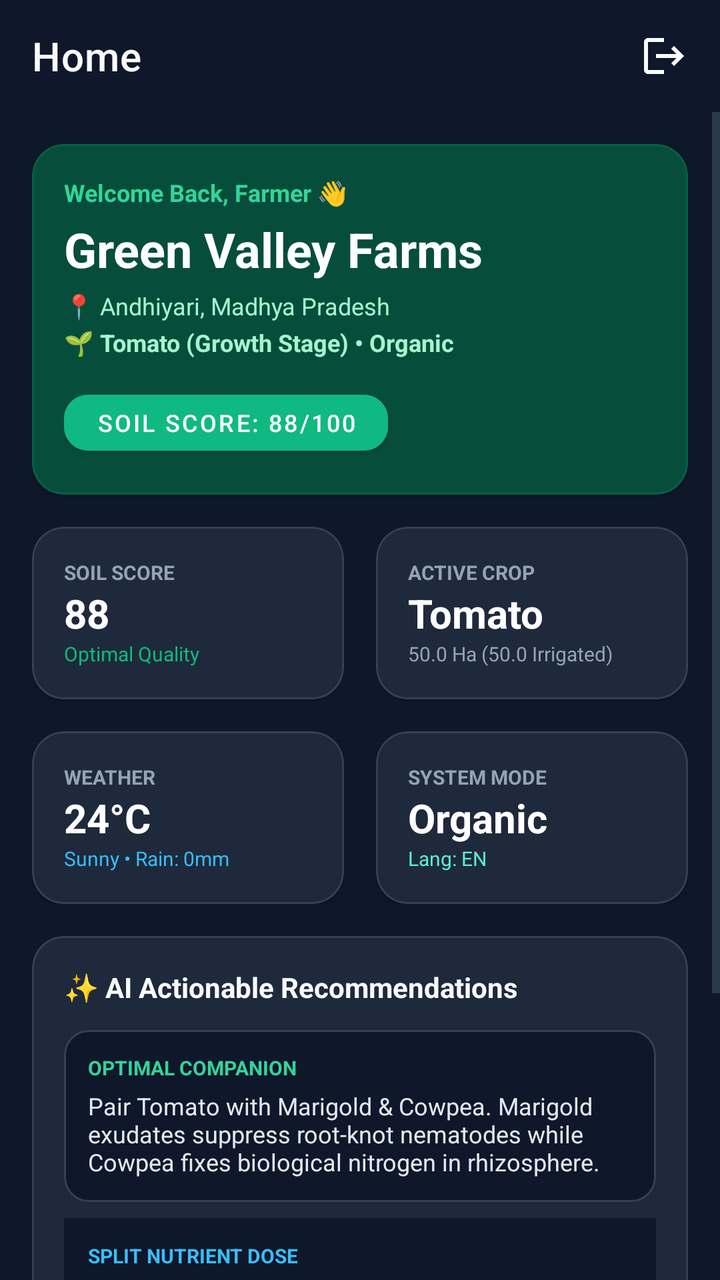
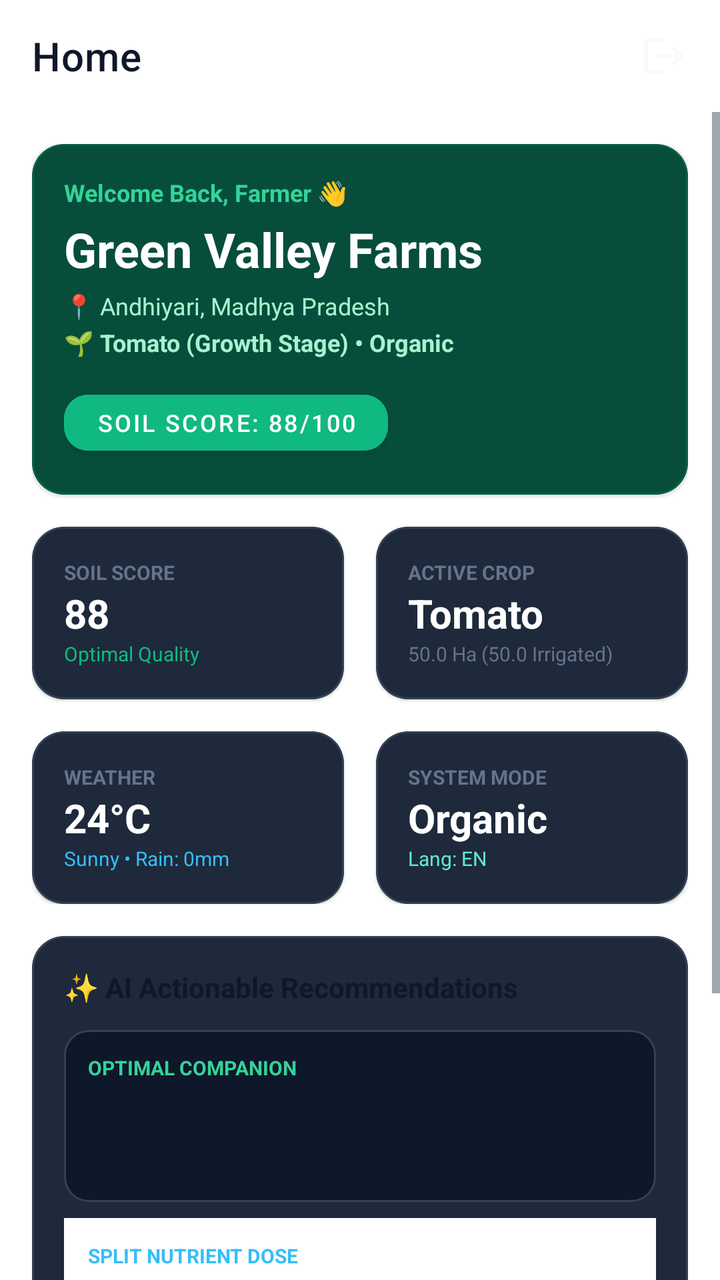

Two renders of the same Android screen: before a commit and after it. Below are the layout's source before the change and the commit's diff.
<!-- AndroidManifest.xml: application theme AppTheme -->
<!-- res/layout/fragment_dashboard.xml -->
<?xml version="1.0" encoding="utf-8"?>
<androidx.constraintlayout.widget.ConstraintLayout xmlns:android="http://schemas.android.com/apk/res/android"
    xmlns:app="http://schemas.android.com/apk/res-auto"
    android:layout_width="match_parent"
    android:layout_height="match_parent"
    android:background="#0f172a">

    <com.google.android.material.appbar.AppBarLayout
        android:id="@+id/appBarLayout"
        android:layout_width="match_parent"
        android:layout_height="wrap_content"
        android:background="#0f172a"
        app:elevation="0dp"
        app:layout_constraintTop_toTopOf="parent">

        <androidx.appcompat.widget.Toolbar
            android:id="@+id/toolbar"
            android:layout_width="match_parent"
            android:layout_height="?attr/actionBarSize"
            app:title="Home"
            app:titleTextColor="#f8fafc">
            
            <ImageView
                android:id="@+id/ivLogoutDashboard"
                android:layout_width="24dp"
                android:layout_height="24dp"
                android:layout_gravity="end"
                android:layout_marginEnd="16dp"
                android:src="@drawable/ic_logout" />
        </androidx.appcompat.widget.Toolbar>
    </com.google.android.material.appbar.AppBarLayout>

    <ScrollView
        android:layout_width="match_parent"
        android:layout_height="0dp"
        app:layout_constraintBottom_toTopOf="@id/bottomNavigation"
        app:layout_constraintTop_toBottomOf="@id/appBarLayout">

        <LinearLayout
            android:layout_width="match_parent"
            android:layout_height="wrap_content"
            android:orientation="vertical"
            android:padding="16dp">

            
            <com.google.android.material.card.MaterialCardView
                android:layout_width="match_parent"
                android:layout_height="wrap_content"
                android:layout_marginBottom="16dp"
                app:cardBackgroundColor="#064e3b"
                app:cardCornerRadius="16dp"
                app:strokeColor="#065f46"
                app:strokeWidth="1dp">

                <LinearLayout
                    android:layout_width="match_parent"
                    android:layout_height="wrap_content"
                    android:orientation="vertical"
                    android:padding="16dp">
                    
                    <TextView
                        android:layout_width="wrap_content"
                        android:layout_height="wrap_content"
                        android:text="Welcome Back, Farmer 👋"
                        android:textColor="#34d399"
                        android:textSize="12sp"
                        android:textStyle="bold" />

                    <TextView
                        android:id="@+id/tvFarmName"
                        android:layout_width="wrap_content"
                        android:layout_height="wrap_content"
                        android:text="Green Valley Farms"
                        android:textColor="#ffffff"
                        android:textSize="24sp"
                        android:textStyle="bold"
                        android:layout_marginTop="4dp" />

                    <TextView
                        android:id="@+id/tvLocation"
                        android:layout_width="wrap_content"
                        android:layout_height="wrap_content"
                        android:text="📍 Andhiyari, Madhya Pradesh"
                        android:textColor="#a7f3d0"
                        android:textSize="12sp"
                        android:layout_marginTop="4dp" />
                        
                    <TextView
                        android:id="@+id/tvBannerCrop"
                        android:layout_width="wrap_content"
                        android:layout_height="wrap_content"
                        android:text="🌱 Tomato (Growth Stage) • Organic"
                        android:textColor="#a7f3d0"
                        android:textStyle="bold"
                        android:textSize="12sp"
                        android:layout_marginTop="2dp" />

                    <Button
                        android:id="@+id/btnSoilScore"
                        android:layout_width="wrap_content"
                        android:layout_height="40dp"
                        android:layout_marginTop="12dp"
                        android:backgroundTint="#10b981"
                        android:text="Soil Score: 88/100"
                        android:textColor="#ffffff"
                        android:textSize="12sp"
                        app:cornerRadius="12dp" />
                </LinearLayout>
            </com.google.android.material.card.MaterialCardView>

            
            <GridLayout
                android:layout_width="match_parent"
                android:layout_height="wrap_content"
                android:columnCount="2"
                android:rowCount="2"
                android:layout_marginBottom="16dp">

                
                <com.google.android.material.card.MaterialCardView
                    android:layout_width="0dp"
                    android:layout_height="wrap_content"
                    android:layout_columnWeight="1"
                    android:layout_marginEnd="8dp"
                    android:layout_marginBottom="8dp"
                    app:cardBackgroundColor="#1e293b"
                    app:cardCornerRadius="16dp"
                    app:strokeColor="#334155"
                    app:strokeWidth="1dp">
                    <LinearLayout
                        android:layout_width="match_parent"
                        android:layout_height="wrap_content"
                        android:orientation="vertical"
                        android:padding="16dp">
                        <TextView
                            android:layout_width="wrap_content"
                            android:layout_height="wrap_content"
                            android:text="SOIL SCORE"
                            android:textColor="#94a3b8"
                            android:textSize="10sp"
                            android:textStyle="bold" />
                        <TextView
                            android:id="@+id/tvSoilScoreNum"
                            android:layout_width="wrap_content"
                            android:layout_height="wrap_content"
                            android:text="88"
                            android:textColor="#ffffff"
                            android:textSize="20sp"
                            android:textStyle="bold" />
                        <TextView
                            android:layout_width="wrap_content"
                            android:layout_height="wrap_content"
                            android:text="Optimal Quality"
                            android:textColor="#10b981"
                            android:textSize="10sp" />
                    </LinearLayout>
                </com.google.android.material.card.MaterialCardView>

                
                <com.google.android.material.card.MaterialCardView
                    android:layout_width="0dp"
                    android:layout_height="wrap_content"
                    android:layout_columnWeight="1"
                    android:layout_marginStart="8dp"
                    android:layout_marginBottom="8dp"
                    app:cardBackgroundColor="#1e293b"
                    app:cardCornerRadius="16dp"
                    app:strokeColor="#334155"
                    app:strokeWidth="1dp">
                    <LinearLayout
                        android:layout_width="match_parent"
                        android:layout_height="wrap_content"
                        android:orientation="vertical"
                        android:padding="16dp">
                        <TextView
                            android:layout_width="wrap_content"
                            android:layout_height="wrap_content"
                            android:text="ACTIVE CROP"
                            android:textColor="#94a3b8"
                            android:textSize="10sp"
                            android:textStyle="bold" />
                        <TextView
                            android:id="@+id/tvActiveCropTitle"
                            android:layout_width="wrap_content"
                            android:layout_height="wrap_content"
                            android:text="Tomato"
                            android:textColor="#ffffff"
                            android:textSize="20sp"
                            android:textStyle="bold" />
                        <TextView
                            android:layout_width="wrap_content"
                            android:layout_height="wrap_content"
                            android:text="50.0 Ha (50.0 Irrigated)"
                            android:textColor="#94a3b8"
                            android:textSize="10sp" />
                    </LinearLayout>
                </com.google.android.material.card.MaterialCardView>

                
                <com.google.android.material.card.MaterialCardView
                    android:layout_width="0dp"
                    android:layout_height="wrap_content"
                    android:layout_columnWeight="1"
                    android:layout_marginEnd="8dp"
                    android:layout_marginTop="8dp"
                    app:cardBackgroundColor="#1e293b"
                    app:cardCornerRadius="16dp"
                    app:strokeColor="#334155"
                    app:strokeWidth="1dp">
                    <LinearLayout
                        android:layout_width="match_parent"
                        android:layout_height="wrap_content"
                        android:orientation="vertical"
                        android:padding="16dp">
                        <TextView
                            android:layout_width="wrap_content"
                            android:layout_height="wrap_content"
                            android:text="WEATHER"
                            android:textColor="#94a3b8"
                            android:textSize="10sp"
                            android:textStyle="bold" />
                        <TextView
                            android:id="@+id/tvWeatherTemp"
                            android:layout_width="wrap_content"
                            android:layout_height="wrap_content"
                            android:text="24°C"
                            android:textColor="#ffffff"
                            android:textSize="20sp"
                            android:textStyle="bold" />
                        <TextView
                            android:layout_width="wrap_content"
                            android:layout_height="wrap_content"
                            android:text="Sunny • Rain: 0mm"
                            android:textColor="#38bdf8"
                            android:textSize="10sp" />
                    </LinearLayout>
                </com.google.android.material.card.MaterialCardView>

                
                <com.google.android.material.card.MaterialCardView
                    android:layout_width="0dp"
                    android:layout_height="wrap_content"
                    android:layout_columnWeight="1"
                    android:layout_marginStart="8dp"
                    android:layout_marginTop="8dp"
                    app:cardBackgroundColor="#1e293b"
                    app:cardCornerRadius="16dp"
                    app:strokeColor="#334155"
                    app:strokeWidth="1dp">
                    <LinearLayout
                        android:layout_width="match_parent"
                        android:layout_height="wrap_content"
                        android:orientation="vertical"
                        android:padding="16dp">
                        <TextView
                            android:layout_width="wrap_content"
                            android:layout_height="wrap_content"
                            android:text="SYSTEM MODE"
                            android:textColor="#94a3b8"
                            android:textSize="10sp"
                            android:textStyle="bold" />
                        <TextView
                            android:layout_width="wrap_content"
                            android:layout_height="wrap_content"
                            android:text="Organic"
                            android:textColor="#ffffff"
                            android:textSize="20sp"
                            android:textStyle="bold" />
                        <TextView
                            android:layout_width="wrap_content"
                            android:layout_height="wrap_content"
                            android:text="Lang: EN"
                            android:textColor="#5eead4"
                            android:textSize="10sp" />
                    </LinearLayout>
                </com.google.android.material.card.MaterialCardView>

            </GridLayout>

            
            <com.google.android.material.card.MaterialCardView
                android:layout_width="match_parent"
                android:layout_height="wrap_content"
                android:layout_marginBottom="16dp"
                app:cardBackgroundColor="#1e293b"
                app:cardCornerRadius="16dp"
                app:strokeColor="#334155"
                app:strokeWidth="1dp">

                <LinearLayout
                    android:layout_width="match_parent"
                    android:layout_height="wrap_content"
                    android:orientation="vertical"
                    android:padding="16dp">

                    <TextView
                        android:layout_width="wrap_content"
                        android:layout_height="wrap_content"
                        android:text="✨ AI Actionable Recommendations"
                        android:textColor="#f8fafc"
                        android:textSize="14sp"
                        android:textStyle="bold"
                        android:layout_marginBottom="12dp" />

                    
                    <LinearLayout
                        android:layout_width="match_parent"
                        android:layout_height="wrap_content"
                        android:background="@drawable/bg_emoji_placeholder"
                        android:orientation="vertical"
                        android:padding="12dp"
                        android:layout_marginBottom="8dp">
                        
                        <TextView
                            android:layout_width="wrap_content"
                            android:layout_height="wrap_content"
                            android:text="OPTIMAL COMPANION"
                            android:textColor="#34d399"
                            android:textSize="10sp"
                            android:textStyle="bold" />
                        <TextView
                            android:layout_width="match_parent"
                            android:layout_height="wrap_content"
                            android:layout_marginTop="4dp"
                            android:text="Pair Tomato with Marigold &amp; Cowpea. Marigold exudates suppress root-knot nematodes while Cowpea fixes biological nitrogen in rhizosphere."
                            android:textColor="#e2e8f0"
                            android:textSize="12sp" />
                    </LinearLayout>

                    
                    <LinearLayout
                        android:layout_width="match_parent"
                        android:layout_height="wrap_content"
                        android:background="#0f172a"
                        android:orientation="vertical"
                        android:padding="12dp">
                        
                        <TextView
                            android:layout_width="wrap_content"
                            android:layout_height="wrap_content"
                            android:text="SPLIT NUTRIENT DOSE"
                            android:textColor="#38bdf8"
                            android:textSize="10sp"
                            android:textStyle="bold" />
                        <TextView
                            android:layout_width="match_parent"
                            android:layout_height="wrap_content"
                            android:layout_marginTop="4dp"
                            android:text="Apply 60% baseline dose now and reserve 40% split dose for flowering stage. Combine with Phosphate Solubilizing Bacteria (PSB) for maximum uptake."
                            android:textColor="#e2e8f0"
                            android:textSize="12sp" />
                    </LinearLayout>
                </LinearLayout>
            </com.google.android.material.card.MaterialCardView>

            
            <com.google.android.material.card.MaterialCardView
                android:layout_width="match_parent"
                android:layout_height="wrap_content"
                android:layout_marginBottom="16dp"
                app:cardBackgroundColor="#1e293b"
                app:cardCornerRadius="16dp"
                app:strokeColor="#334155"
                app:strokeWidth="1dp">

                <LinearLayout
                    android:layout_width="match_parent"
                    android:layout_height="wrap_content"
                    android:orientation="vertical"
                    android:padding="16dp">

                    <TextView
                        android:layout_width="wrap_content"
                        android:layout_height="wrap_content"
                        android:text="⚠️ Smart Alerts (2)"
                        android:textColor="#94a3b8"
                        android:textSize="12sp"
                        android:textStyle="bold"
                        android:layout_marginBottom="12dp" />

                    
                    <LinearLayout
                        android:layout_width="match_parent"
                        android:layout_height="wrap_content"
                        android:background="#4c0519"
                        android:orientation="vertical"
                        android:padding="12dp"
                        android:layout_marginBottom="8dp">
                        
                        <LinearLayout
                            android:layout_width="match_parent"
                            android:layout_height="wrap_content"
                            android:orientation="horizontal"
                            android:gravity="center_vertical">
                            <TextView
                                android:layout_width="0dp"
                                android:layout_height="wrap_content"
                                android:layout_weight="1"
                                android:text="Late Blight Warning"
                                android:textColor="#fda4af"
                                android:textSize="12sp"
                                android:textStyle="bold" />
                            <TextView
                                android:layout_width="wrap_content"
                                android:layout_height="wrap_content"
                                android:background="#881337"
                                android:padding="2dp"
                                android:text="HIGH"
                                android:textColor="#fda4af"
                                android:textSize="8sp"
                                android:textStyle="bold" />
                        </LinearLayout>
                        <TextView
                            android:layout_width="match_parent"
                            android:layout_height="wrap_content"
                            android:layout_marginTop="4dp"
                            android:text="High humidity (\u003e85%) detected for 48 hours. Optimal conditions for Phytophthora infestans."
                            android:textColor="#cbd5e1"
                            android:textSize="11sp" />
                    </LinearLayout>

                    
                    <LinearLayout
                        android:layout_width="match_parent"
                        android:layout_height="wrap_content"
                        android:background="#422006"
                        android:orientation="vertical"
                        android:padding="12dp">
                        
                        <LinearLayout
                            android:layout_width="match_parent"
                            android:layout_height="wrap_content"
                            android:orientation="horizontal"
                            android:gravity="center_vertical">
                            <TextView
                                android:layout_width="0dp"
                                android:layout_height="wrap_content"
                                android:layout_weight="1"
                                android:text="Soil Moisture Deficit"
                                android:textColor="#fcd34d"
                                android:textSize="12sp"
                                android:textStyle="bold" />
                            <TextView
                                android:layout_width="wrap_content"
                                android:layout_height="wrap_content"
                                android:background="#78350f"
                                android:padding="2dp"
                                android:text="MEDIUM"
                                android:textColor="#fcd34d"
                                android:textSize="8sp"
                                android:textStyle="bold" />
                        </LinearLayout>
                        <TextView
                            android:layout_width="match_parent"
                            android:layout_height="wrap_content"
                            android:layout_marginTop="4dp"
                            android:text="Root zone moisture dropped below 30% capacity in block A. Stress imminent."
                            android:textColor="#cbd5e1"
                            android:textSize="11sp" />
                    </LinearLayout>
                </LinearLayout>
            </com.google.android.material.card.MaterialCardView>

        </LinearLayout>
    </ScrollView>
</androidx.constraintlayout.widget.ConstraintLayout>
<!-- resources referenced by this layout -->
<resources>
  <!-- drawable bg_emoji_placeholder (drawable) -->
  <?xml version="1.0" encoding="utf-8"?>
  <shape xmlns:android="http://schemas.android.com/apk/res/android"
      android:shape="rectangle">
      <solid android:color="#0f172a" />
      <corners android:radius="12dp" />
      <stroke
          android:width="1dp"
          android:color="#334155" />
  </shape>
  <!-- drawable ic_logout (drawable) -->
  <vector xmlns:android="http://schemas.android.com/apk/res/android"
      android:width="24dp"
      android:height="24dp"
      android:viewportWidth="24"
      android:viewportHeight="24"
      android:tint="#f8fafc">
    <path
        android:fillColor="@android:color/white"
        android:pathData="M17,7l-1.41,1.41L18.17,11H8v2h10.17l-2.58,2.58L17,17l5,-5zM4,5h8V3H4c-1.1,0 -2,0.9 -2,2v14c0,1.1 0.9,2 2,2h8v-2H4V5z"/>
  </vector>
  <style name="AppTheme" parent="Theme.MaterialComponents.DayNight.NoActionBar">
          <item name="colorPrimary">@color/colorPrimary</item>
          <item name="colorPrimaryDark">@color/colorPrimaryDark</item>
          <item name="colorAccent">@color/colorAccent</item>
          <item name="android:windowBackground">@color/colorBackground</item>
          <item name="android:statusBarColor">@color/colorBackground</item>
          <item name="android:navigationBarColor">@color/colorBottomNav</item>
          <item name="android:textColorPrimary">@color/colorTextPrimary</item>
          <item name="android:textColorSecondary">@color/colorTextSecondary</item>
          <item name="elevationOverlayEnabled">false</item>
      </style>
  <color name="colorPrimary">#059669</color>
  <color name="colorPrimaryDark">#047857</color>
  <color name="colorAccent">#10B981</color>
  <color name="colorBackground">#F8FAFC</color>
  <color name="colorBottomNav">#FFFFFF</color>
  <color name="colorTextPrimary">#0F172A</color>
  <color name="colorTextSecondary">#475569</color>
</resources>

<!-- the commit's change to res/layout/fragment_dashboard.xml (unified diff, before → after) -->
@@ -3,13 +3,13 @@
     xmlns:app="http://schemas.android.com/apk/res-auto"
     android:layout_width="match_parent"
     android:layout_height="match_parent"
-    android:background="#0f172a">
+    android:background="@color/colorSurface">
 
     <com.google.android.material.appbar.AppBarLayout
         android:id="@+id/appBarLayout"
         android:layout_width="match_parent"
         android:layout_height="wrap_content"
-        android:background="#0f172a"
+        android:background="@color/colorSurface"
         app:elevation="0dp"
         app:layout_constraintTop_toTopOf="parent">
 
@@ -18,7 +18,7 @@
             android:layout_width="match_parent"
             android:layout_height="?attr/actionBarSize"
             app:title="Home"
-            app:titleTextColor="#f8fafc">
+            app:titleTextColor="@color/colorTextPrimary">
             
             <ImageView
                 android:id="@+id/ivLogoutDashboard"
@@ -136,7 +136,7 @@
                             android:layout_width="wrap_content"
                             android:layout_height="wrap_content"
                             android:text="SOIL SCORE"
-                            android:textColor="#94a3b8"
+                            android:textColor="@color/colorTextMuted"
                             android:textSize="10sp"
                             android:textStyle="bold" />
                         <TextView
@@ -176,7 +176,7 @@
                             android:layout_width="wrap_content"
                             android:layout_height="wrap_content"
                             android:text="ACTIVE CROP"
-                            android:textColor="#94a3b8"
+                            android:textColor="@color/colorTextMuted"
                             android:textSize="10sp"
                             android:textStyle="bold" />
                         <TextView
@@ -191,7 +191,7 @@
                             android:layout_width="wrap_content"
                             android:layout_height="wrap_content"
                             android:text="50.0 Ha (50.0 Irrigated)"
-                            android:textColor="#94a3b8"
+                            android:textColor="@color/colorTextMuted"
                             android:textSize="10sp" />
                     </LinearLayout>
                 </com.google.android.material.card.MaterialCardView>
@@ -216,7 +216,7 @@
                             android:layout_width="wrap_content"
                             android:layout_height="wrap_content"
                             android:text="WEATHER"
-                            android:textColor="#94a3b8"
+                            android:textColor="@color/colorTextMuted"
                             android:textSize="10sp"
                             android:textStyle="bold" />
                         <TextView
@@ -256,7 +256,7 @@
                             android:layout_width="wrap_content"
                             android:layout_height="wrap_content"
                             android:text="SYSTEM MODE"
-                            android:textColor="#94a3b8"
+                            android:textColor="@color/colorTextMuted"
                             android:textSize="10sp"
                             android:textStyle="bold" />
                         <TextView
@@ -297,7 +297,7 @@
                         android:layout_width="wrap_content"
                         android:layout_height="wrap_content"
                         android:text="✨ AI Actionable Recommendations"
-                        android:textColor="#f8fafc"
+                        android:textColor="@color/colorTextPrimary"
                         android:textSize="14sp"
                         android:textStyle="bold"
                         android:layout_marginBottom="12dp" />
@@ -323,7 +323,7 @@
                             android:layout_height="wrap_content"
                             android:layout_marginTop="4dp"
                             android:text="Pair Tomato with Marigold &amp; Cowpea. Marigold exudates suppress root-knot nematodes while Cowpea fixes biological nitrogen in rhizosphere."
-                            android:textColor="#e2e8f0"
+                            android:textColor="@color/colorTextPrimary"
                             android:textSize="12sp" />
                     </LinearLayout>
 
@@ -331,7 +331,7 @@
                     <LinearLayout
                         android:layout_width="match_parent"
                         android:layout_height="wrap_content"
-                        android:background="#0f172a"
+                        android:background="@color/colorSurface"
                         android:orientation="vertical"
                         android:padding="12dp">
                         
@@ -347,7 +347,7 @@
                             android:layout_height="wrap_content"
                             android:layout_marginTop="4dp"
                             android:text="Apply 60% baseline dose now and reserve 40% split dose for flowering stage. Combine with Phosphate Solubilizing Bacteria (PSB) for maximum uptake."
-                            android:textColor="#e2e8f0"
+                            android:textColor="@color/colorTextPrimary"
                             android:textSize="12sp" />
                     </LinearLayout>
                 </LinearLayout>
@@ -373,7 +373,7 @@
                         android:layout_width="wrap_content"
                         android:layout_height="wrap_content"
                         android:text="⚠️ Smart Alerts (2)"
-                        android:textColor="#94a3b8"
+                        android:textColor="@color/colorTextMuted"
                         android:textSize="12sp"
                         android:textStyle="bold"
                         android:layout_marginBottom="12dp" />
@@ -415,7 +415,7 @@
                             android:layout_height="wrap_content"
                             android:layout_marginTop="4dp"
                             android:text="High humidity (\u003e85%) detected for 48 hours. Optimal conditions for Phytophthora infestans."
-                            android:textColor="#cbd5e1"
+                            android:textColor="@color/colorTextSecondary"
                             android:textSize="11sp" />
                     </LinearLayout>
 
@@ -455,7 +455,7 @@
                             android:layout_height="wrap_content"
                             android:layout_marginTop="4dp"
                             android:text="Root zone moisture dropped below 30% capacity in block A. Stress imminent."
-                            android:textColor="#cbd5e1"
+                            android:textColor="@color/colorTextSecondary"
                             android:textSize="11sp" />
                     </LinearLayout>
                 </LinearLayout>
<!-- resource entries referenced after the edit -->
@@ -1,5 +1,7 @@
 <!-- resources referenced by this layout -->
 <resources>
+  <color name="colorSurface">#FFFFFF</color>
+  <color name="colorTextMuted">#64748B</color>
   <!-- drawable bg_emoji_placeholder (drawable) -->
   <?xml version="1.0" encoding="utf-8"?>
   <shape xmlns:android="http://schemas.android.com/apk/res/android"
